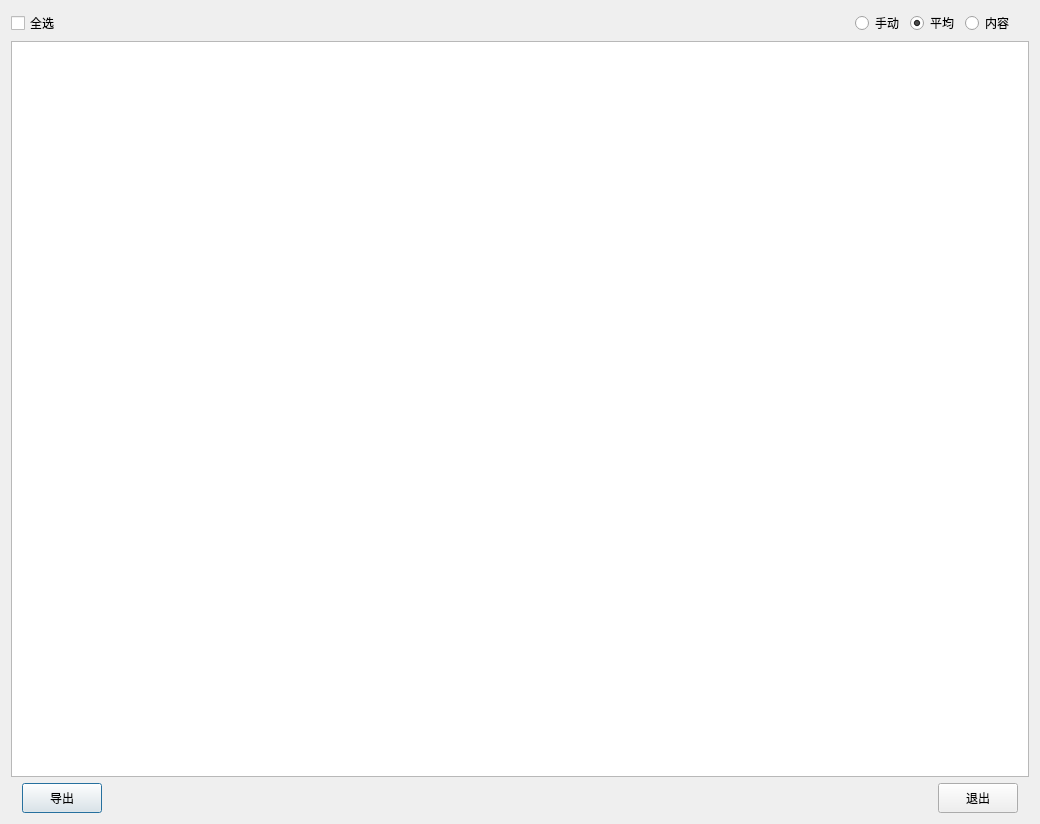
This is Qt/ERP/dialogmaterialmanage.ui in superp2017/NTERP as Qt 5 draws it before an edit. The edited form follows.
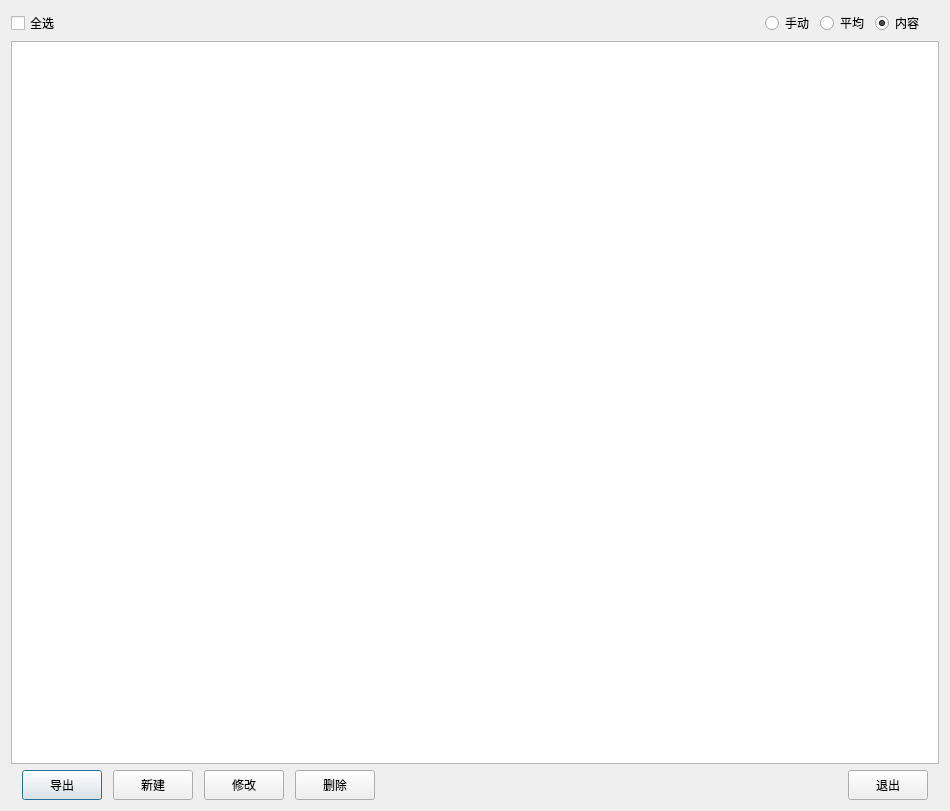
This is the edited form. Custom widgets are drawn as their Qt base class.

Diff of the .ui file:
```diff
--- a/Qt/ERP/dialogmaterialmanage.ui
+++ b/Qt/ERP/dialogmaterialmanage.ui
@@ -6,8 +6,8 @@
    <rect>
     <x>0</x>
     <y>0</y>
-    <width>1040</width>
-    <height>824</height>
+    <width>950</width>
+    <height>811</height>
    </rect>
   </property>
   <property name="windowTitle">
@@ -52,7 +52,7 @@
         <string>平均</string>
        </property>
        <property name="checked">
-        <bool>true</bool>
+        <bool>false</bool>
        </property>
       </widget>
      </item>
@@ -61,6 +61,9 @@
        <property name="text">
         <string>内容</string>
        </property>
+       <property name="checked">
+        <bool>true</bool>
+       </property>
       </widget>
      </item>
     </layout>
@@ -98,6 +101,63 @@
        </property>
       </widget>
      </item>
+     <item>
+      <widget class="QPushButton" name="pushButton_new">
+       <property name="minimumSize">
+        <size>
+         <width>0</width>
+         <height>30</height>
+        </size>
+       </property>
+       <property name="maximumSize">
+        <size>
+         <width>16777215</width>
+         <height>80</height>
+        </size>
+       </property>
+       <property name="text">
+        <string>新建</string>
+       </property>
+      </widget>
+     </item>
+     <item>
+      <widget class="QPushButton" name="pushButton_mod">
+       <property name="minimumSize">
+        <size>
+         <width>0</width>
+         <height>30</height>
+        </size>
+       </property>
+       <property name="maximumSize">
+        <size>
+         <width>16777215</width>
+         <height>80</height>
+        </size>
+       </property>
+       <property name="text">
+        <string>修改</string>
+       </property>
+      </widget>
+     </item>
+     <item>
+      <widget class="QPushButton" name="pushButton_del">
+       <property name="minimumSize">
+        <size>
+         <width>0</width>
+         <height>30</height>
+        </size>
+       </property>
+       <property name="maximumSize">
+        <size>
+         <width>16777215</width>
+         <height>80</height>
+        </size>
+       </property>
+       <property name="text">
+        <string>删除</string>
+       </property>
+      </widget>
+     </item>
      <item>
       <spacer name="horizontalSpacer">
        <property name="orientation">
```
